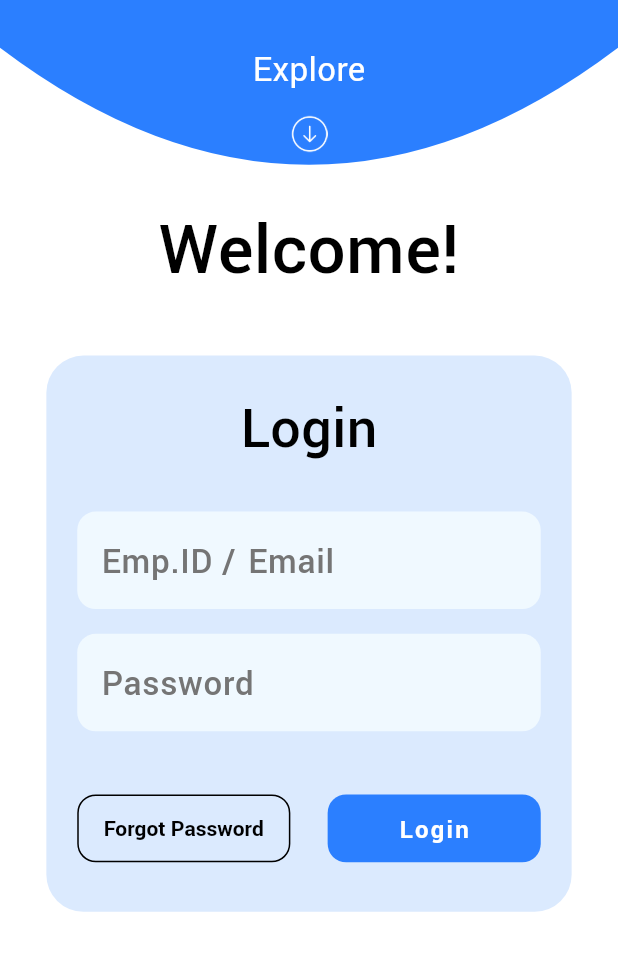
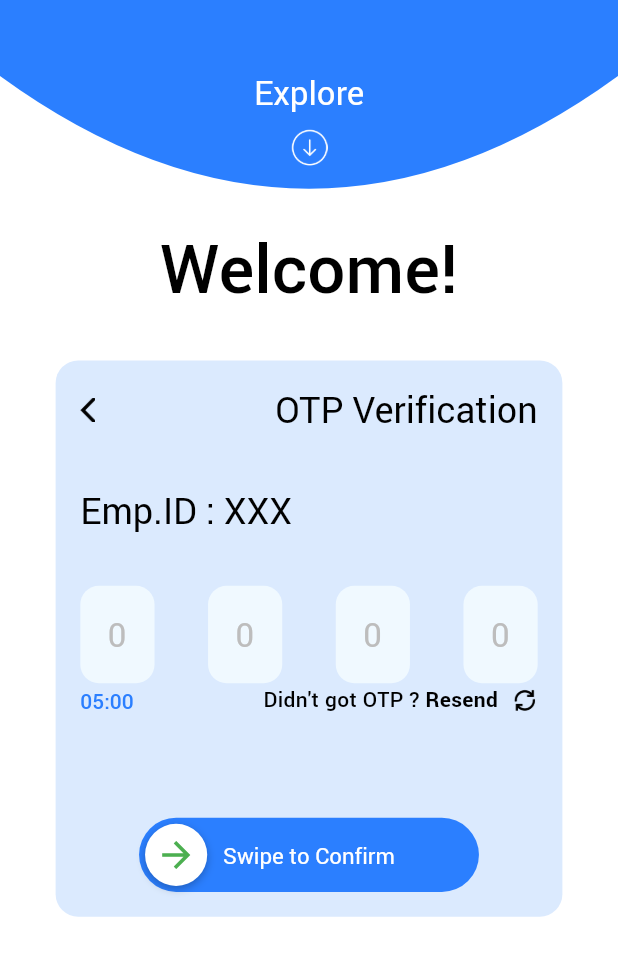
Before and after one commit to AjayJasperJ/payroll-app, a Flutter app: the screen it shows after launch, on a phone screen of 412 x 824 dp, the part 173-1149 px from its top. Run offline on Flutter 3.47's test engine with Material 3 defaults, Android fonts, the phone set to English and light mode, and no system bars; our stand-ins replace get; missing offline and left inert: window_size.

Commit message:
ui updates

```diff
--- a/lib/core/constants/images.dart
+++ b/lib/core/constants/images.dart
@@ -1,6 +1,7 @@
 class Appimages {
   static const String applogo = 'assets/images/Logo.png';
   static const String profile = 'assets/images/profile.png';
+  static const String generate = 'assets/images/generate.png';
 }
 
 class Appicons {
--- /dev/null
+++ b/lib/features/Auth/auth_layout.dart
@@ -0,0 +1,143 @@
+import 'package:flutter/material.dart';
+import 'package:get/get_rx/src/rx_types/rx_types.dart';
+import 'package:get/get_rx/src/rx_workers/rx_workers.dart';
+import 'package:get/get_state_manager/get_state_manager.dart';
+import 'package:payroll_hr/app.dart';
+import 'package:payroll_hr/core/constants/colors.dart';
+import 'package:payroll_hr/core/constants/images.dart';
+import 'package:payroll_hr/core/constants/sizes.dart';
+import 'package:payroll_hr/features/Auth/auth_widget.dart';
+import 'package:payroll_hr/features/Auth/login/login_screen.dart';
+import 'package:payroll_hr/features/Auth/otp/otp_screen.dart';
+import 'package:payroll_hr/features/Navigation/navigation_screen.dart';
+import 'package:payroll_hr/widgets/txtfield_widget.dart';
+
+class AuthLayout extends StatefulWidget {
+  const AuthLayout({super.key});
+
+  @override
+  State<AuthLayout> createState() => _AuthLayoutState();
+}
+
+class _AuthLayoutState extends State<AuthLayout> {
+  final RxBool _hideStackContent = false.obs;
+  final RxBool _showDemoScreen = false.obs;
+  final RxBool _forgotpassword = true.obs;
+  final RxBool _newpassword = false.obs;
+  final RxBool _newPasswordFadeIn = false.obs;
+
+  void _onCurtainFullyExpanded() {
+    _hideStackContent.value = true;
+    Future.delayed(const Duration(milliseconds: 0), () {
+      if (mounted) {
+        _showDemoScreen.value = true;
+      }
+    });
+  }
+
+  @override
+  void didUpdateWidget(covariant AuthLayout oldWidget) {
+    super.didUpdateWidget(oldWidget);
+    // Not needed for this fix
+  }
+
+  @override
+  void didChangeDependencies() {
+    super.didChangeDependencies();
+    // Not needed for this fix
+  }
+
+  @override
+  void initState() {
+    super.initState();
+    ever(_newpassword, (val) {
+      if (val == true) {
+        _newPasswordFadeIn.value = false;
+        WidgetsBinding.instance.addPostFrameCallback((_) {
+          _newPasswordFadeIn.value = true;
+        });
+      } else {
+        _newPasswordFadeIn.value = false;
+      }
+    });
+  }
+
+  @override
+  Widget build(BuildContext context) {
+    return Scaffold(
+      body: Stack(
+        children: [
+          LayoutBuilder(
+            builder: (context, constraints) {
+              return Center(
+                child: Obx(
+                  () => !_showDemoScreen.value
+                      ? Column(
+                          children: [
+                            SizedBox(height: constraints.maxHeight * .32),
+                            Txt(
+                              "Welcome!",
+                              size: AppSizes.displayMedium(context),
+                              font: Font.medium,
+                            ),
+                            SizedBox(height: constraints.maxHeight * .04),
+                            Container(
+                              height: !_forgotpassword.value
+                                  ? constraints.maxHeight * .5
+                                  : constraints.maxHeight * .45,
+                              width: constraints.maxWidth * .82,
+                              padding: EdgeInsets.symmetric(
+                                vertical: constraints.maxHeight * .01,
+                                horizontal: constraints.maxWidth * .03,
+                              ),
+                              decoration: BoxDecoration(
+                                color: AppColors.container,
+                                borderRadius: BorderRadius.circular(15),
+                              ),
+                              child: OtpScreen(),
+                            ),
+                          ],
+                        )
+                      : SizedBox.shrink(),
+                ),
+              );
+            },
+          ),
+          Align(
+            alignment: Alignment.topCenter,
+            child: AuthWidget.SlidableCurtainWidget(
+              targetPage: NavigationScreen(),
+              color: Theme.of(context).colorScheme.primary,
+              child: Column(
+                children: [
+                  SizedBox(height: displaysize.height * .06),
+                  Image.asset(Appimages.applogo, height: displaysize.height * .08),
+                ],
+              ),
+              buttonwidget: Container(
+                height: displaysize.height * .08,
+                color: Colors.transparent,
+                child: Column(
+                  mainAxisAlignment: MainAxisAlignment.spaceEvenly,
+                  children: [
+                    Txt(
+                      'Explore',
+                      size: AppSizes.titleLarge(context),
+                      color: Theme.of(context).colorScheme.onPrimary,
+                    ),
+                    SizedBox(height: displaysize.height * .01),
+                    AuthWidget.upDownInfinite(
+                      offset: 5,
+                      child: Image.asset(Appicons.download, height: displaysize.height * .03),
+                    ),
+                  ],
+                ),
+              ),
+              onFullyExpanded: _onCurtainFullyExpanded,
+            ),
+          ),
+        ],
+      ),
+    );
+  }
+}
--- a/lib/features/Auth/auth_screen.dart
+++ b/lib/features/Auth/auth_screen.dart
@@ -65,7 +65,7 @@ class _AuthScreenState extends State<AuthScreen> with SingleTickerProviderStateM
     return Scaffold(
       body: SingleChildScrollView(
         child: SizedBox(
-          height: MediaQuery.of(context).size.height - MediaQuery.of(context).padding.top,
+          height: MediaQuery.of(context).size.height,
           child: Stack(
             children: [
               Obx(
--- a/lib/features/Auth/auth_widget.dart
+++ b/lib/features/Auth/auth_widget.dart
@@ -1,3 +1,4 @@
+import 'package:flutter/material.dart';
 import 'package:flutter/widgets.dart';
 import 'package:payroll_hr/app.dart';
 import 'package:payroll_hr/features/Navigation/home/home_screen.dart';
@@ -46,6 +47,7 @@ class AuthWidget {
     required Widget child,
     required Widget buttonwidget,
     void Function()? onFullyExpanded,
+    Widget? targetPage, // New: page to push after full expand
   }) {
     return _SlidableCurtainWidget(
       buttonwidget: buttonwidget,
@@ -56,6 +58,7 @@ class AuthWidget {
       circleRadius: 10,
       onFullyExpanded: onFullyExpanded,
       child: child,
+      targetPage: targetPage, // Pass to widget
     );
   }
 }
@@ -111,6 +114,7 @@ class _SlidableCurtainWidget extends StatefulWidget {
   final double maxHeightRatio; // 0.0 to 1.0
   final double circleRadius;
   final void Function()? onFullyExpanded;
+  final Widget? targetPage; // New: page to push after full expand
 
   const _SlidableCurtainWidget({
     required this.color,
@@ -121,6 +125,7 @@ class _SlidableCurtainWidget extends StatefulWidget {
     required this.maxHeightRatio,
     required this.circleRadius,
     this.onFullyExpanded,
+    this.targetPage,
   });
 
   @override
@@ -154,6 +159,36 @@ class __SlidableCurtainWidgetState extends State<_SlidableCurtainWidget>
       setState(() {
         _opacity = 0.0;
       });
+      // New: Push target page with fade transition if provided
+      if (widget.targetPage != null) {
+        Future.delayed(const Duration(milliseconds: 350), () {
+          if (mounted) {
+            Navigator.of(context).push(
+              PageRouteBuilder(
+                opaque: false,
+                pageBuilder: (context, animation, secondaryAnimation) {
+                  return FadeTransition(opacity: animation, child: widget.targetPage!);
+                },
+                transitionsBuilder: (context, animation, secondaryAnimation, child) {
+                  return Stack(
+                    children: [
+                      FadeTransition(
+                        opacity: Tween<double>(begin: 1.0, end: 0.0).animate(animation),
+                        child: Scaffold(
+                          backgroundColor: Colors.transparent,
+                          body: Container(color: Colors.transparent),
+                        ),
+                      ),
+                      FadeTransition(opacity: animation, child: child),
+                    ],
+                  );
+                },
+                transitionDuration: const Duration(milliseconds: 500),
+              ),
+            );
+          }
+        });
+      }
     } else if (_controller.value < 0.999) {
       _hasCalledFullyExpanded = false;
       setState(() {
@@ -172,10 +207,10 @@ class __SlidableCurtainWidgetState extends State<_SlidableCurtainWidget>
 
   void _onDragUpdate(DragUpdateDetails details, double screenHeight) {
     final delta = details.primaryDelta! / screenHeight;
-    final newValue = (_controller.value + delta).clamp(
-      widget.minHeightRatio,
-      widget.maxHeightRatio,
-    );
+    // Use a percentage of screenHeight for arc geometry to be responsive
+    final double minArcHeight = screenHeight * 0.28; // 28% of screen height
+    final double minCurtainRatio = minArcHeight / screenHeight;
+    final newValue = (_controller.value + delta).clamp(minCurtainRatio, widget.maxHeightRatio);
     _controller.value = newValue;
   }
 
@@ -206,11 +241,6 @@ class __SlidableCurtainWidgetState extends State<_SlidableCurtainWidget>
     return Stack(
       children: [
         AnimatedOpacity(
-          opacity: _showDemoScreen ? 1.0 : 0.0,
-          duration: const Duration(milliseconds: 350),
-          child: _showDemoScreen ? HomeScreen() : const SizedBox.shrink(),
-        ),
-        AnimatedOpacity(
           opacity: _opacity,
           duration: const Duration(milliseconds: 350),
           child: AnimatedBuilder(
@@ -234,7 +264,7 @@ class __SlidableCurtainWidgetState extends State<_SlidableCurtainWidget>
                   Positioned(
                     left: 0,
                     right: 0,
-                    bottom: widget.circleRadius * 3,
+                    bottom: widget.circleRadius * 2,
                     child: GestureDetector(
                       onVerticalDragUpdate: (details) => _onDragUpdate(details, size.height),
                       onHorizontalDragUpdate: _onHorizontalDragUpdate,
@@ -265,18 +295,26 @@ class _ThreeSideRectOneCircleClipper extends CustomClipper<Path> {
   @override
   Path getClip(Size size) {
     final path = Path();
-    final isFullScreen = height >= displaysize.height;
+    final double t = (height / displaysize.height).clamp(0.0, 1.0);
+    // Use a curve for a smooth transition
+    final double maxArcDepth = (size.height * 0.28).clamp(100.0, 320.0);
+    final double arcDepth = maxArcDepth * (1 - Curves.easeInOut.transform(t));
+    final double arcY = height - arcDepth;
     path.moveTo(0, 0);
-    if (isFullScreen) {
-      // Rectangle when fully expanded
+    if (arcDepth > 1.0) {
+      // Smooth, round bottom edge with eased control point
+      path.lineTo(0, arcY);
+      path.quadraticBezierTo(
+        size.width / 2,
+        arcY + arcDepth * (1.2 + 0.8 * (1 - Curves.easeInOut.transform(t))),
+        size.width,
+        arcY,
+      );
+      path.lineTo(size.width, 0);
+    } else {
+      // Fully expanded, flat bottom
       path.lineTo(0, size.height);
       path.lineTo(size.width, size.height);
-      path.lineTo(size.width, 0);
-    } else {
-      // 3 straight sides, bottom is a perfect semicircle using quadraticBezierTo
-      final arcY = height - 150;
-      path.lineTo(0, arcY + 50);
-      path.quadraticBezierTo(size.width / 2, arcY + size.width / 2, size.width, arcY + 50);
       path.lineTo(size.width, 0);
     }
     path.close();
--- /dev/null
+++ b/lib/features/Auth/otp/otp_screen.dart
@@ -0,0 +1,110 @@
+import 'package:flutter/material.dart';
+import 'package:payroll_hr/app.dart';
+import 'package:payroll_hr/core/constants/images.dart';
+import 'package:payroll_hr/core/constants/sizes.dart';
+import 'package:payroll_hr/widgets/swipetoaction_widget.dart';
+import 'package:payroll_hr/widgets/txtfield_widget.dart';
+
+class OtpScreen extends StatefulWidget {
+  const OtpScreen({super.key});
+
+  @override
+  State<OtpScreen> createState() => _OtpScreenState();
+}
+
+class _OtpScreenState extends State<OtpScreen> {
+  @override
+  Widget build(BuildContext context) {
+    final theme = Theme.of(context);
+    return Padding(
+      padding: EdgeInsets.symmetric(
+        vertical: displaysize.height * .01,
+        horizontal: displaysize.width * .01,
+      ),
+      child: Column(
+        crossAxisAlignment: CrossAxisAlignment.start,
+        mainAxisAlignment: MainAxisAlignment.spaceBetween,
+        key: const ValueKey('forgot'),
+        children: [
+          Row(
+            mainAxisAlignment: MainAxisAlignment.spaceBetween,
+            children: [
+              GestureDetector(
+                onTap: () {},
+                child: Container(
+                  color: Colors.transparent,
+                  height: displaysize.height * .04,
+                  width: displaysize.height * .04,
+                  child: Align(
+                    alignment: Alignment.centerLeft,
+                    child: Image.asset(Appicons.leftArrow, height: displaysize.height * .02),
+                  ),
+                ),
+              ),
+              Txt(
+                "OTP Verification",
+                height: 0,
+                size: AppSizes.headlineSmall(context),
+                font: Font.regular,
+              ),
+            ],
+          ),
+          Txt("Emp.ID : XXX", size: AppSizes.headlineSmall(context), font: Font.regular),
+          Column(
+            children: [
+              txtotpfield(),
+              Row(
+                mainAxisAlignment: MainAxisAlignment.spaceBetween,
+                children: [
+                  Txt(
+                    '05:00',
+                    size: AppSizes.bodyMedium(context),
+                    color: theme.colorScheme.primary,
+                    font: Font.medium,
+                  ),
+                  Row(
+                    children: [
+                      Text.rich(
+                        TextSpan(
+                          children: [
+                            TextSpan(
+                              text: "Didn't got OTP ? ",
+                              style: TextStyle(
+                                fontSize: AppSizes.bodyMedium(context),
+                                fontWeight: Font.medium.weight,
+                              ),
+                            ),
+                            TextSpan(
+                              text: "Resend",
+                              style: TextStyle(
+                                fontSize: AppSizes.bodyMedium(context),
+                                fontWeight: Font.bold.weight,
+                              ),
+                            ),
+                          ],
+                        ),
+                      ),
+                      SizedBox(width: displaysize.width * .02),
+                      txtfieldicon(context, Appicons.reload, color: Colors.black),
+                    ],
+                  ),
+                ],
+              ),
+            ],
+          ),
+          SizedBox(),
+          Center(
+            child: SwipeToActionWidget(
+              onSwipe: () {},
+              label1: 'Swipe to Confirm',
+              label2: 'Verified',
+              width: displaysize.width * .55,
+              height: displaysize.height * .06,
+              backgroundColor: theme.colorScheme.primary,
+            ),
+          ),
+        ],
+      ),
+    );
+  }
+}
--- a/lib/main.dart
+++ b/lib/main.dart
@@ -1,5 +1,6 @@
 import 'package:flutter/material.dart';
 import 'package:payroll_hr/app.dart';
+import 'package:payroll_hr/features/Auth/auth_layout.dart';
 import 'package:payroll_hr/features/Auth/auth_screen.dart';
 import 'package:window_size/window_size.dart';
 import 'dart:io';
@@ -24,11 +25,12 @@ class MyApp extends StatelessWidget {
   Widget build(BuildContext context) {
     displaysize = MediaQuery.of(context).size;
     return MaterialApp(
+      debugShowCheckedModeBanner: false,
       title: 'Payroll HR',
       themeMode: ThemeMode.light,
       theme: payroll_light(),
       darkTheme: payroll_dark(),
-      home: AuthScreen(),
+      home: AuthLayout(),
     );
   }
 }
--- a/lib/widgets/txtfield_widget.dart
+++ b/lib/widgets/txtfield_widget.dart
@@ -43,13 +43,13 @@ class Txt extends StatelessWidget {
     super.key,
     this.size = 16,
     this.font = Font.regular,
-    this.color,
+    this.color = Colors.black,
     this.decorate = Decorate.none,
-    this.max,
+    this.max = 1,
     this.align,
     this.clip,
-    this.space,
-    this.height,
+    this.space = 0,
+    this.height = 0,
   });
 
   @override
@@ -156,6 +156,12 @@ class _txtfieldState extends State<txtfield> {
       onTap: widget.onTap,
       controller: _controller,
       focusNode: _focusNode,
+      style: TextStyle(
+        wordSpacing: 2,
+        fontSize: AppSizes.titleLarge(context),
+        fontWeight: Font.regular.weight,
+        color: Colors.black,
+      ),
       textInputAction:
           widget.textInputAction ??
           (widget.nextFocusNode != null ? TextInputAction.next : TextInputAction.done),
@@ -169,11 +175,12 @@ class _txtfieldState extends State<txtfield> {
         filled: true,
         suffixIcon: widget.suffixIcon,
         hintText: widget.hintText,
+
         hintStyle: TextStyle(
           wordSpacing: 2,
           fontSize: AppSizes.titleLarge(context),
-          fontWeight: Font.medium.weight,
-          color: Colors.grey.shade600,
+          fontWeight: Font.regular.weight,
+          color: Colors.grey.shade400,
         ),
         hoverColor: AppColors.container.withValues(alpha: .2),
         enabledBorder: OutlineInputBorder(
@@ -189,6 +196,7 @@ class _txtfieldState extends State<txtfield> {
               : BorderSide.none,
         ),
       ),
+      cursorHeight: displaysize.height * 0.03,
     );
   }
 
@@ -301,7 +309,7 @@ class _txtotpfieldState extends State<txtotpfield> {
       mainAxisAlignment: MainAxisAlignment.spaceBetween,
       children: List.generate(widget.length, (index) {
         return SizedBox(
-          width: displaysize.height * .08,
+          width: displaysize.height * .06,
           height: displaysize.height * .08,
           child: RawKeyboardListener(
             focusNode: FocusNode(),
@@ -321,15 +329,31 @@ class _txtotpfieldState extends State<txtotpfield> {
                   FilteringTextInputFormatter.digitsOnly,
                   LengthLimitingTextInputFormatter(1),
                 ],
-                style: Theme.of(context).textTheme.bodyLarge,
+                style: TextStyle(
+                  fontSize: AppSizes.titleLarge(context),
+                  fontWeight: Font.regular.weight,
+                  color: Colors.black,
+                ),
                 decoration: InputDecoration(
+                  hintText: '0',
+
+                  hintStyle: TextStyle(
+                    fontSize: AppSizes.titleLarge(context),
+                    fontWeight: Font.regular.weight,
+                    color: Colors.grey.shade400,
+                  ),
                   enabledBorder: OutlineInputBorder(
                     borderRadius: BorderRadius.circular(displaysize.width * .03),
+                    borderSide: BorderSide.none,
                   ),
                   focusedBorder: OutlineInputBorder(
                     borderRadius: BorderRadius.circular(displaysize.width * .03),
+                    borderSide: BorderSide.none,
                   ),
+                  fillColor: Theme.of(context).colorScheme.secondary,
+                  filled: true,
                 ),
+
                 onChanged: (value) => _handleTextChange(index, value),
               ),
             ),
```
Also changed, not shown: lib/features/Auth/login/login_screen.dart (added, +108 -0 lines), lib/features/Navigation/navigation_screen.dart (+7 -21 lines), lib/widgets/buttonstyle_widget.dart (+11 -30 lines), assets/images/generate.png (added).
